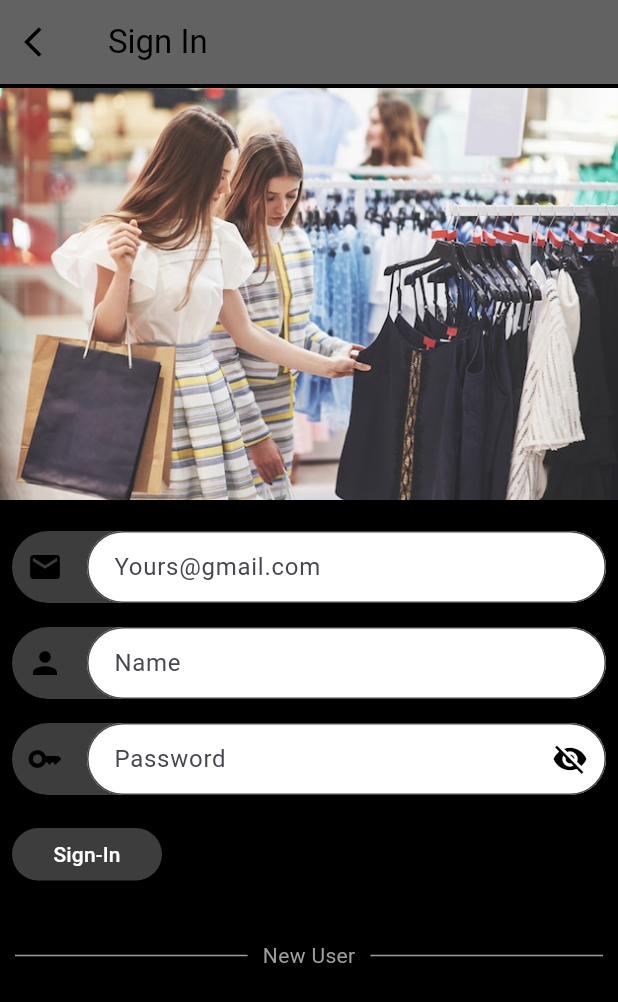
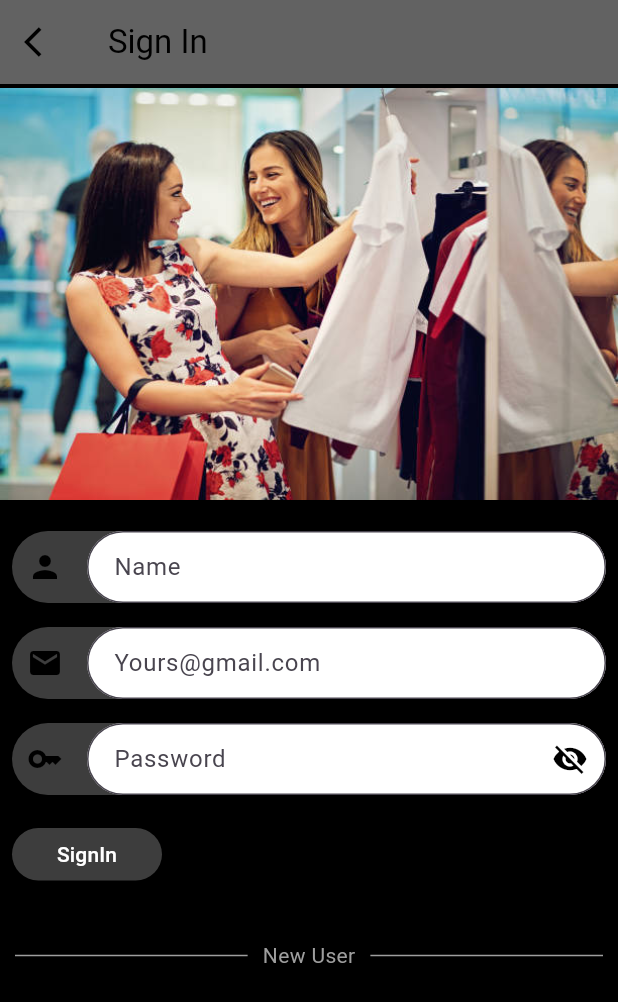
Before and after one commit to Rohan-Beta/ECommerce_App, a Flutter app: the screen it shows after launch, after a tap on "SignUp Here", on a phone screen of 412 x 824 dp. Shown: the top 1002 px of the screen. Run offline on Flutter 3.47's test engine with Material 3 defaults, Android fonts, the phone set to English and light mode, and no system bars; our stand-ins replace get.

```diff
--- a/lib/users/authentication/sign_in_screen.dart
+++ b/lib/users/authentication/sign_in_screen.dart
@@ -54,10 +54,43 @@ class _SignInScreenState extends State<SignInScreen> {
                     SizedBox(
                       width: screenSize.width,
                       height: 280,
-                      child: Image.asset("MyAssets/imagess/login.jpg"),
+                      child: Image.asset("MyAssets/imagess/register.jpg"),
                     ),
                     SizedBox(
                       height: 10,
+                    ),
+                    Padding(
+                      padding: const EdgeInsets.all(8.0),
+                      child: Container(
+                        decoration: BoxDecoration(
+                          color: Colors.white24,
+                          borderRadius: BorderRadius.all(
+                            Radius.circular(30),
+                          ),
+                          boxShadow: [
+                            BoxShadow(
+                              blurRadius: 8,
+                              color: Colors.black26,
+                              offset: Offset(0, -3),
+                            )
+                          ],
+                        ),
+                        child: Column(
+                          children: [
+                            Form(
+                              key: formKey2,
+                              child: Column(
+                                children: [
+                                  // name
+
+                                  MyTextForm().myText(nameController, "Name",
+                                      "Name can not be empty", Icons.person),
+                                ],
+                              ),
+                            )
+                          ],
+                        ),
+                      ),
                     ),
                     Padding(
                       padding: const EdgeInsets.all(8.0),
@@ -88,39 +121,6 @@ class _SignInScreenState extends State<SignInScreen> {
                                       "Yours@gmail.com",
                                       "Email can not be empty",
                                       Icons.mail),
-                                ],
-                              ),
-                            )
-                          ],
-                        ),
-                      ),
-                    ),
-                    Padding(
-                      padding: const EdgeInsets.all(8.0),
-                      child: Container(
-                        decoration: BoxDecoration(
-                          color: Colors.white24,
-                          borderRadius: BorderRadius.all(
-                            Radius.circular(30),
-                          ),
-                          boxShadow: [
-                            BoxShadow(
-                              blurRadius: 8,
-                              color: Colors.black26,
-                              offset: Offset(0, -3),
-                            )
-                          ],
-                        ),
-                        child: Column(
-                          children: [
-                            Form(
-                              key: formKey2,
-                              child: Column(
-                                children: [
-                                  // name
-
-                                  MyTextForm().myText(nameController, "Name",
-                                      "Name can not be empty", Icons.person),
                                 ],
                               ),
                             )
@@ -233,10 +233,16 @@ class _SignInScreenState extends State<SignInScreen> {
                               style: ElevatedButton.styleFrom(
                                   backgroundColor: Colors.white24),
                               child: const Text(
-                                "Sign-In",
+                                "SignIn",
                                 style: TextStyle(color: Colors.white),
                               ),
-                              onPressed: () {},
+                              onPressed: () {
+                                if (formKey.currentState!.validate() &&
+                                    formKey1.currentState!.validate() &&
+                                    formKey2.currentState!.validate()) {
+                                  validateUserEmail();
+                                }
+                              },
                             ),
                           ),
                         ),
```
Also changed, not shown: lib/api_connection/api_connection.dart (added, +10 -0 lines).
